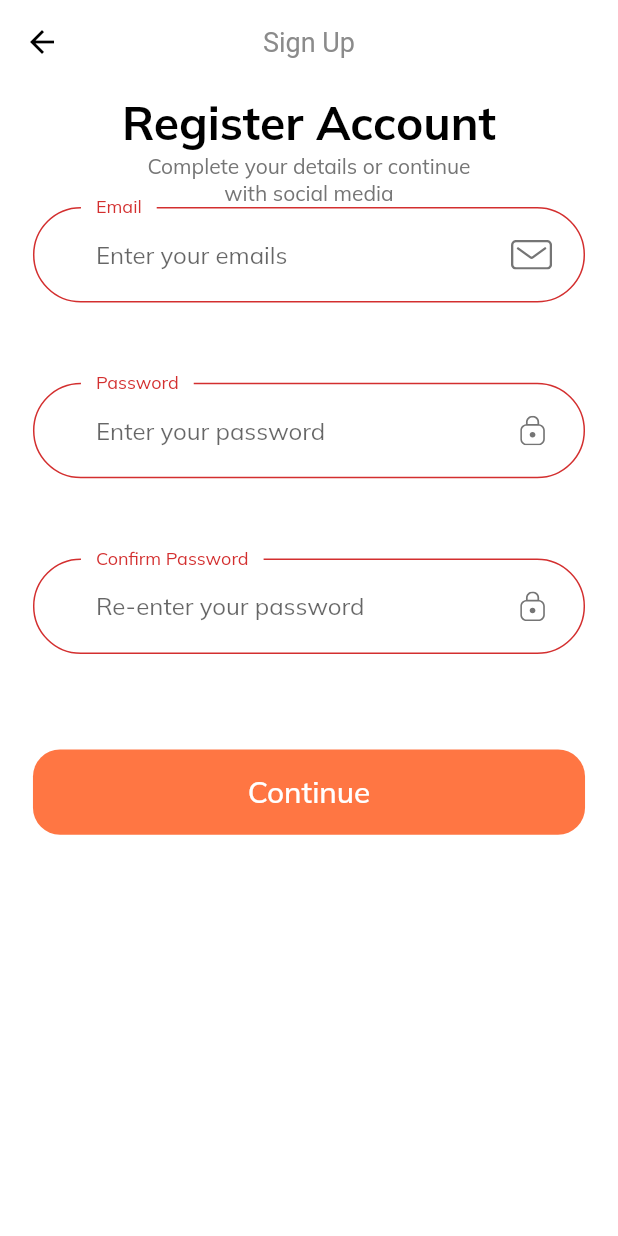
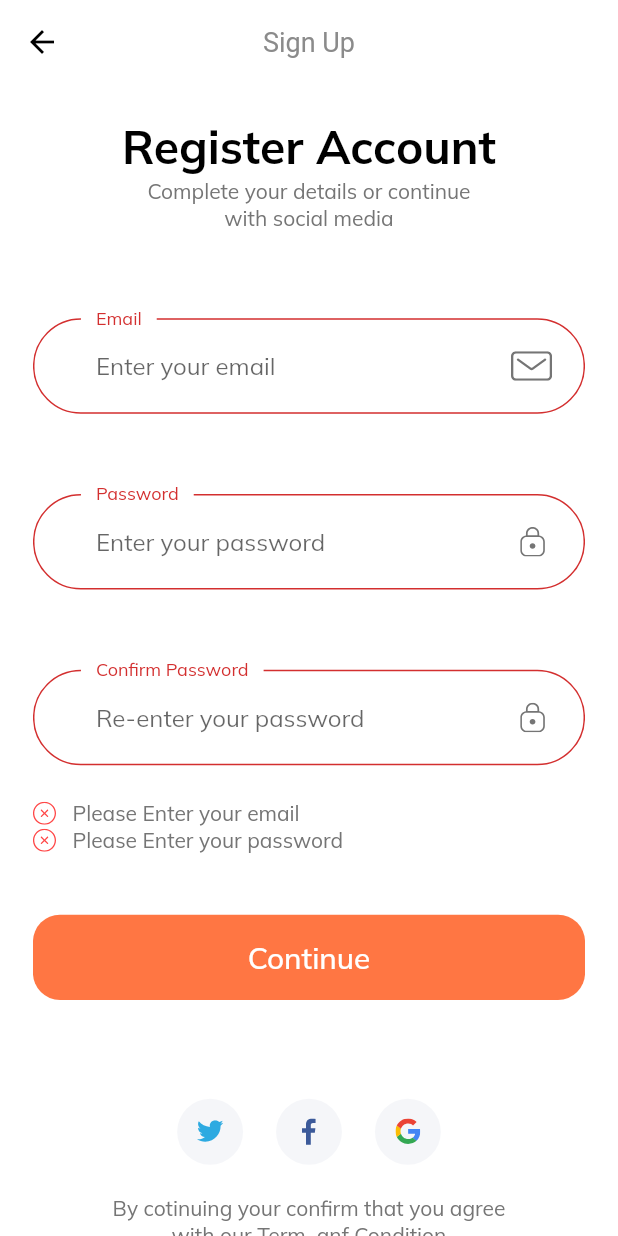
Before and after one commit to davilap/init_flutter, a Flutter app: the SignUpScreen screen opened by its route, after a tap on "Continue", on a phone screen of 412 x 824 dp. Run offline on Flutter 3.47's test engine with Material 2 defaults, Android fonts, the phone set to English and light mode, and no system bars; our stand-ins replace flutter_svg.

```diff
--- a/lib/constants.dart
+++ b/lib/constants.dart
@@ -3,25 +3,33 @@ import 'package:shop_app/size_config.dart';
 
 const kPrimaryColor = Color(0xFFFF7643);
 const kPrimaryLightColor = Color(0xFFFFECDF);
-const kPrimaryGradientColot = LinearGradient(
-    begin: Alignment.topLeft,
-    end: Alignment.bottomRight,
-    colors: [Color(0xFFFFA53E), Color(0xFFFF7643)]);
+const kPrimaryGradientColor = LinearGradient(
+  begin: Alignment.topLeft,
+  end: Alignment.bottomRight,
+  colors: [Color(0xFFFFA53E), Color(0xFFFF7643)],
+);
 const kSecondaryColor = Color(0xFF979797);
 const kTextColor = Color(0xFF757575);
 
 const kAnimationDuration = Duration(milliseconds: 200);
 
 final headingStyle = TextStyle(
-    fontSize: getProportionateScreenWidth(28),
-    fontWeight: FontWeight.bold,
-    color: Colors.black,
-    height: 1.5);
+  fontSize: getProportionateScreenWidth(28),
+  fontWeight: FontWeight.bold,
+  color: Colors.black,
+  height: 1.5,
+);
 
+const defaultDuration = Duration(milliseconds: 250);
+
+// Form Error
 final RegExp emailValidatorRegExp =
-    RegExp(r"^[a-zA-Z0-9.]+@[a-zA-Z0-9]+\-[a-zA-Z]+");
+    RegExp(r"^[a-zA-Z0-9.]+@[a-zA-Z0-9]+\.[a-zA-Z]+");
 const String kEmailNullError = "Please Enter your email";
-const String kInvalidEmailError = "Plase Enter Valid Email";
+const String kInvalidEmailError = "Please Enter Valid Email";
 const String kPassNullError = "Please Enter your password";
-const String kShortPassErrr = "Password is too short";
-const String KMatchPassError = "Password don't match";
+const String kShortPassError = "Password is too short";
+const String kMatchPassError = "Passwords don't match";
+const String kNamelNullError = "Please Enter your name";
+const String kPhoneNumberNullError = "Please Enter your phone number";
+const String kAddressNullError = "Please Enter your address";
--- a/lib/routs.dart
+++ b/lib/routs.dart
@@ -1,4 +1,5 @@
 import 'package:flutter/widgets.dart';
+import 'package:shop_app/screens/complete_profile/complete_profile_screen.dart';
 import 'package:shop_app/screens/forgot_password/forgot_password_screen.dart';
 import 'package:shop_app/screens/login_success/login_success_screen.dart';
 
@@ -11,5 +12,6 @@ final Map<String, WidgetBuilder> routes = {
   SignInScreen.routeName: (context) => SignInScreen(),
   ForgotPasswordScreen.routeName: (context) => ForgotPasswordScreen(),
   LoginSuccessScreen.routeName: (context) => LoginSuccessScreen(),
-  SignUpScreen.routeName: (context) => SignUpScreen()
+  SignUpScreen.routeName: (context) => SignUpScreen(),
+  CompleteProfileScreen.routeName: (context) => CompleteProfileScreen(),
 };
--- /dev/null
+++ b/lib/screens/complete_profile/components/body.dart
@@ -0,0 +1,8 @@
+import 'package:flutter/material.dart';
+
+class Body extends StatelessWidget {
+  @override
+  Widget build(BuildContext context) {
+    return Container();
+  }
+}
--- a/lib/screens/sign_up/components/body.dart
+++ b/lib/screens/sign_up/components/body.dart
@@ -2,7 +2,10 @@ import 'package:flutter/material.dart';
 import 'package:flutter/rendering.dart';
 import 'package:shop_app/components/custom_surffix_icon.dart';
 import 'package:shop_app/components/default_button.dart';
+import 'package:shop_app/components/form_error.dart';
+import 'package:shop_app/components/social_card.dart';
 import 'package:shop_app/constants.dart';
+import 'package:shop_app/screens/complete_profile/complete_profile_screen.dart';
 import 'package:shop_app/size_config.dart';
 
 class Body extends StatelessWidget {
@@ -13,8 +16,12 @@ class Body extends StatelessWidget {
       child: Padding(
         padding:
             EdgeInsets.symmetric(horizontal: getProportionateScreenWidth(20)),
+        child: SingleChildScrollView(
           child: Column(
             children: [
+              SizedBox(
+                height: SizeConfig.screenHeight * 0.02,
+              ),
               Text(
                 "Register Account",
                 style: headingStyle,
@@ -23,8 +30,39 @@ class Body extends StatelessWidget {
                 "Complete your details or continue \nwith social media",
                 textAlign: TextAlign.center,
               ),
-            SignUpForm()
+              SizedBox(
+                height: SizeConfig.screenHeight * 0.07,
+              ),
+              SignUpForm(),
+              SizedBox(
+                height: SizeConfig.screenHeight * 0.08,
+              ),
+              Row(
+                mainAxisAlignment: MainAxisAlignment.center,
+                children: [
+                  SocialCard(
+                    icon: "assets/icons/twitter.svg",
+                    press: () {},
+                  ),
+                  SocialCard(
+                    icon: "assets/icons/facebook-2.svg",
+                    press: () {},
+                  ),
+                  SocialCard(
+                    icon: "assets/icons/google-icon.svg",
+                    press: () {},
+                  ),
                 ],
+              ),
+              SizedBox(
+                height: getProportionateScreenHeight(20),
+              ),
+              Text(
+                "By cotinuing your confirm that you agree \nwith our Term  anf Condition",
+                textAlign: TextAlign.center,
+              )
+            ],
+          ),
         ),
       ),
     );
@@ -38,25 +76,24 @@ class SignUpForm extends StatefulWidget {
 
 class _SignUpFormState extends State<SignUpForm> {
   final _formKey = GlobalKey<FormState>();
-  List<String> errors = [];
   String email;
   String password;
-  String confirmPassword;
+  String conformPassword;
+  bool remember = false;
+  final List<String> errors = [];
 
   void addError({String error}) {
-    if (!error.contains(error)) {
+    if (!errors.contains(error))
       setState(() {
         errors.add(error);
       });
   }
-  }
 
   void removeError({String error}) {
-    if (error.contains(error)) {
+    if (errors.contains(error))
       setState(() {
         errors.remove(error);
       });
-    }
   }
 
   @override
@@ -69,36 +106,42 @@ class _SignUpFormState extends State<SignUpForm> {
           SizedBox(height: getProportionateScreenHeight(30)),
           buildPasswordFormField(),
           SizedBox(height: getProportionateScreenHeight(30)),
-          buildConfPasswordFormField(),
+          buildConformPassFormField(),
+          FormError(errors: errors),
           SizedBox(height: getProportionateScreenHeight(40)),
           DefaultButton(
             text: "Continue",
             press: () {
-              if (_formKey.currentState.validate()) {}
+              if (_formKey.currentState.validate()) {
+                _formKey.currentState.save();
+                // if all are valid then go to success screen
+                Navigator.pushNamed(context, CompleteProfileScreen.routeName);
+              }
             },
-          )
+          ),
         ],
       ),
     );
   }
 
-  TextFormField buildConfPasswordFormField() {
+  TextFormField buildConformPassFormField() {
     return TextFormField(
       obscureText: true,
-      onSaved: (newValue) {
-        confirmPassword = newValue;
-      },
+      onSaved: (newValue) => conformPassword = newValue,
       onChanged: (value) {
-        if (password == confirmPassword) {
-          removeError(error: KMatchPassError);
+        if (value.isNotEmpty) {
+          removeError(error: kPassNullError);
+        } else if (value.isNotEmpty && password == conformPassword) {
+          removeError(error: kMatchPassError);
         }
-        return null;
+        conformPassword = value;
       },
       validator: (value) {
         if (value.isEmpty) {
+          addError(error: kPassNullError);
           return "";
-        } else if (password == confirmPassword) {
-          addError(error: KMatchPassError);
+        } else if ((password != value)) {
+          addError(error: kMatchPassError);
           return "";
         }
         return null;
@@ -106,10 +149,10 @@ class _SignUpFormState extends State<SignUpForm> {
       decoration: InputDecoration(
         labelText: "Confirm Password",
         hintText: "Re-enter your password",
+        // If  you are using latest version of flutter then lable text and hint text shown like this
+        // if you r using flutter less then 1.20.* then maybe this is not working properly
         floatingLabelBehavior: FloatingLabelBehavior.always,
-        suffixIcon: CustomSurffixIcon(
-          svgIcon: "assets/icons/Lock.svg",
-        ),
+        suffixIcon: CustomSurffixIcon(svgIcon: "assets/icons/Lock.svg"),
       ),
     );
   }
@@ -117,24 +160,21 @@ class _SignUpFormState extends State<SignUpForm> {
   TextFormField buildPasswordFormField() {
     return TextFormField(
       obscureText: true,
-      onSaved: (newValue) {
-        password = newValue;
-      },
+      onSaved: (newValue) => password = newValue,
       onChanged: (value) {
         if (value.isNotEmpty) {
           removeError(error: kPassNullError);
         } else if (value.length >= 8) {
-          removeError(error: kPassNullError);
+          removeError(error: kShortPassError);
         }
         password = value;
-        return null;
       },
       validator: (value) {
         if (value.isEmpty) {
           addError(error: kPassNullError);
           return "";
         } else if (value.length < 8) {
-          addError(error: kPassNullError);
+          addError(error: kShortPassError);
           return "";
         }
         return null;
@@ -142,10 +182,10 @@ class _SignUpFormState extends State<SignUpForm> {
       decoration: InputDecoration(
         labelText: "Password",
         hintText: "Enter your password",
+        // If  you are using latest version of flutter then lable text and hint text shown like this
+        // if you r using flutter less then 1.20.* then maybe this is not working properly
         floatingLabelBehavior: FloatingLabelBehavior.always,
-        suffixIcon: CustomSurffixIcon(
-          svgIcon: "assets/icons/Lock.svg",
-        ),
+        suffixIcon: CustomSurffixIcon(svgIcon: "assets/icons/Lock.svg"),
       ),
     );
   }
@@ -153,9 +193,7 @@ class _SignUpFormState extends State<SignUpForm> {
   TextFormField buildEmailFormField() {
     return TextFormField(
       keyboardType: TextInputType.emailAddress,
-      onSaved: (newValue) {
-        email = newValue;
-      },
+      onSaved: (newValue) => email = newValue,
       onChanged: (value) {
         if (value.isNotEmpty) {
           removeError(error: kEmailNullError);
@@ -169,18 +207,18 @@ class _SignUpFormState extends State<SignUpForm> {
           addError(error: kEmailNullError);
           return "";
         } else if (!emailValidatorRegExp.hasMatch(value)) {
-          addError(error: kEmailNullError);
+          addError(error: kInvalidEmailError);
           return "";
         }
         return null;
       },
       decoration: InputDecoration(
         labelText: "Email",
-        hintText: "Enter your emails",
+        hintText: "Enter your email",
+        // If  you are using latest version of flutter then lable text and hint text shown like this
+        // if you r using flutter less then 1.20.* then maybe this is not working properly
         floatingLabelBehavior: FloatingLabelBehavior.always,
-        suffixIcon: CustomSurffixIcon(
-          svgIcon: "assets/icons/Mail.svg",
-        ),
+        suffixIcon: CustomSurffixIcon(svgIcon: "assets/icons/Mail.svg"),
       ),
     );
   }
```
Also changed, not shown: lib/screens/complete_profile/complete_profile_screen.dart (added, +16 -0 lines), lib/screens/sign_in/components/body.dart (line endings or trailing spaces). Lines whose indentation alone changed are shown as unchanged.
